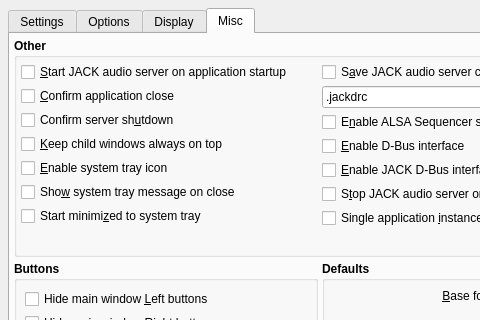
Above: src/qjackctlSetupForm.ui from rncbc/qjackctl before the change; both pictures show x 0 to 480 and y 0 to 320 of the 640 by 520 pixel window. Below: the same form after it.
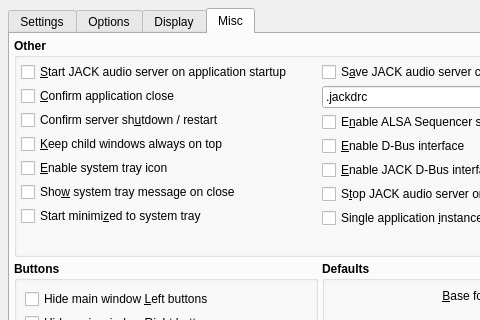
That is the form after the change. The open tabs and pages were chosen to show the change. Icons and pictures are not drawn. Custom widgets are drawn as their Qt base class.

Commit message: - An 'Apply' button as been added to the Setup dialog;   ask whether to restart the JACK audio server, if any   settings are changed. (EXPERIMENTAL)

The edit to the form file:
```diff
--- a/src/qjackctlSetupForm.ui
+++ b/src/qjackctlSetupForm.ui
@@ -3438,7 +3438,7 @@
                <string>Whether to ask for confirmation on JACK audio server shutdown</string>
               </property>
               <property name="text">
-               <string>Confirm server sh&amp;utdown</string>
+               <string>Confirm server sh&amp;utdown / restart</string>
               </property>
              </widget>
             </item>
```
Left out of the diff: 2 changed lines with no effect on the pictures. The commit also changes 15 other files.
